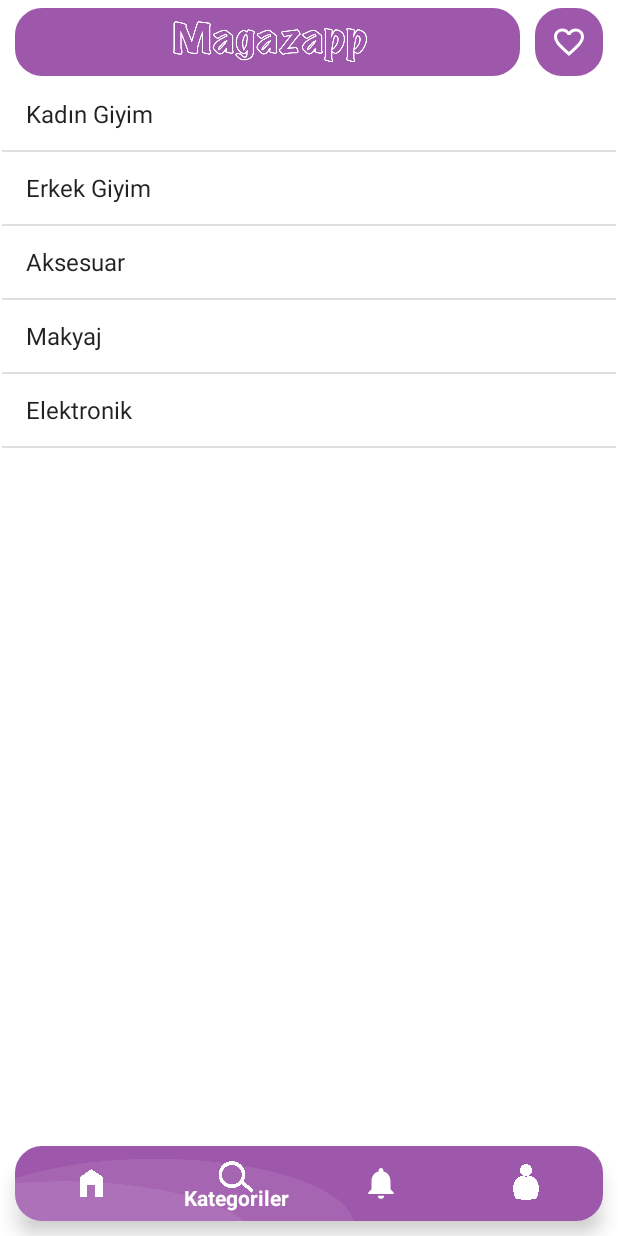
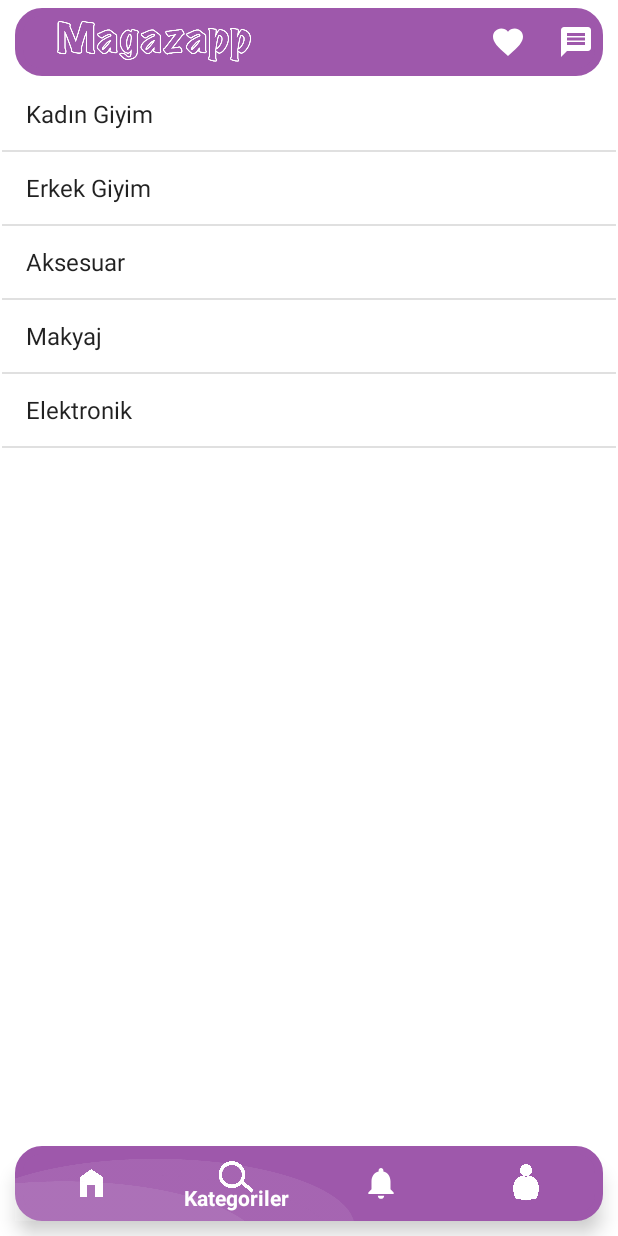
Before and after one commit to turkerontasci/Magazapp, an Android app: the screen it shows after launch (MainActivity), item 2 of the bottom bar chosen, on a phone screen of 412 x 824 dp. Run offline under Robolectric (Android 15) with nearby library versions, the phone set to English and light mode, and no system bars.

Commit message:
UI Transfer 2

```diff
--- a/app/build.gradle
+++ b/app/build.gradle
@@ -4,7 +4,7 @@ android {
     compileSdkVersion 28
     defaultConfig {
         applicationId "com.example.magazapp"
-        minSdkVersion 15
+        minSdkVersion 25
         targetSdkVersion 28
         versionCode 1
         versionName "1.0"
--- a/app/src/main/AndroidManifest.xml
+++ b/app/src/main/AndroidManifest.xml
@@ -9,7 +9,9 @@
         android:roundIcon="@drawable/mgzppyeni"
         android:supportsRtl="true"
         android:theme="@style/Theme.AppCompat.Light.NoActionBar">
-        <activity android:name=".SecondActivity"></activity>
+        <activity android:name=".FavoritesActivity"></activity>
+        <activity android:name=".MessageActivity" />
+        <activity android:name=".SecondActivity" />
         <activity
             android:name=".MainActivity"
             android:label="Magazapp">
--- a/app/src/main/java/com/example/deneme/MainActivity.java
+++ b/app/src/main/java/com/example/deneme/MainActivity.java
@@ -1,5 +1,6 @@
 package com.example.deneme;
 
+import android.content.Intent;
 import android.os.Bundle;
 import android.support.design.internal.BottomNavigationItemView;
 import android.support.v4.app.Fragment;
@@ -27,7 +28,7 @@ public class MainActivity extends AppCompatActivity {
     final FragmentManager fm = getSupportFragmentManager();
     Fragment active = fragment1;
 
-    ImageView favButton;
+    ImageView favButton, appNameButton, messageButton;
 
     @Override
     protected void onCreate(Bundle savedInstanceState) {
@@ -37,15 +38,35 @@ public class MainActivity extends AppCompatActivity {
         BottomNavigationView navigation = (BottomNavigationView) findViewById(R.id.navigation);
         navigation.setOnNavigationItemSelectedListener(mOnNavigationItemSelectedListener);
 
+        appNameButton = findViewById(R.id.appName);
         favButton = findViewById(R.id.favorite);
+        messageButton = findViewById(R.id.messages);
+
+        messageButton.setOnClickListener(new View.OnClickListener() {
+            @Override
+            public void onClick(View view) {
+                Intent intent = new Intent(getApplicationContext(), MessageActivity.class);
+                startActivity(intent);
+            }
+        });
 
         favButton.setOnClickListener(new View.OnClickListener() {
             @Override
             public void onClick(View view) {
-                fm.beginTransaction().hide(active).show(fragment3).commit();
-                active = fragment3;
+                Intent intent = new Intent(getApplicationContext(), FavoritesActivity.class);
+                startActivity(intent);
             }
         });
+
+        appNameButton.setOnClickListener(new View.OnClickListener() {
+            @Override
+            public void onClick(View view) {
+                fm.beginTransaction().hide(active).show(fragment1).commit();
+                active = fragment1;
+            }
+        });
+
+
 
         fm.beginTransaction().add(R.id.main_container, fragment5, "5").hide(fragment5).commit();
         fm.beginTransaction().add(R.id.main_container, fragment4, "4").hide(fragment4).commit();
--- /dev/null
+++ b/app/src/main/res/drawable/favorite_full_icon.xml
@@ -0,0 +1,5 @@
+<vector android:height="24dp" android:tint="#FFFFFF"
+    android:viewportHeight="24" android:viewportWidth="24"
+    android:width="24dp" xmlns:android="http://schemas.android.com/apk/res/android">
+    <path android:fillColor="@android:color/white" android:pathData="M12,21.35l-1.45,-1.32C5.4,15.36 2,12.28 2,8.5 2,5.42 4.42,3 7.5,3c1.74,0 3.41,0.81 4.5,2.09C13.09,3.81 14.76,3 16.5,3 19.58,3 22,5.42 22,8.5c0,3.78 -3.4,6.86 -8.55,11.54L12,21.35z"/>
+</vector>
--- /dev/null
+++ b/app/src/main/res/drawable/message_icon.xml
@@ -0,0 +1,5 @@
+<vector android:height="24dp" android:tint="#FFFFFF"
+    android:viewportHeight="24" android:viewportWidth="24"
+    android:width="24dp" xmlns:android="http://schemas.android.com/apk/res/android">
+    <path android:fillColor="@android:color/white" android:pathData="M20,2L4,2c-1.1,0 -1.99,0.9 -1.99,2L2,22l4,-4h14c1.1,0 2,-0.9 2,-2L22,4c0,-1.1 -0.9,-2 -2,-2zM18,14L6,14v-2h12v2zM18,11L6,11L6,9h12v2zM18,8L6,8L6,6h12v2z"/>
+</vector>
--- a/app/src/main/res/layout/activity_main.xml
+++ b/app/src/main/res/layout/activity_main.xml
@@ -13,22 +13,45 @@
         android:layout_width="match_parent"
         android:layout_height="45dp"
         android:layout_marginTop="5dp"
-        android:layout_marginRight="65dp"
+        android:layout_marginRight="10dp"
         android:layout_marginLeft="10dp"
         android:background="@drawable/button_background"
-        android:theme="@style/AppTheme.AppBarOverlay"
         android:outlineAmbientShadowColor="#FFFFFF"
         android:outlineSpotShadowColor="#FFFFFF"
         app:layout_constraintEnd_toEndOf="parent"
         app:layout_constraintStart_toStartOf="parent"
         app:layout_constraintTop_toTopOf="parent">
 
-        <ImageView
-            android:layout_width="150dp"
-            android:layout_height="45dp"
-            android:layout_gravity="center"
-            android:background="#9E58AB"
-            android:src="@drawable/ust_third" />
+        <android.support.v7.widget.Toolbar
+            android:id="@+id/toolBar"
+            android:layout_width="match_parent"
+            android:layout_height="45dp">
+
+            <ImageView
+                android:id="@+id/appName"
+                android:layout_width="150dp"
+                android:layout_height="45dp"
+                android:layout_marginRight="140dp"
+                android:scaleType="centerInside"
+                android:layout_gravity="center_vertical"
+                android:src="@drawable/ust_third" />
+
+            <ImageView
+                android:id="@+id/favorite"
+                android:layout_width="45dp"
+                android:layout_height="45dp"
+                android:scaleType="centerInside"
+                android:src="@drawable/favorite_full_icon" />
+
+            <ImageView
+                android:id="@+id/messages"
+                android:layout_width="45dp"
+                android:layout_height="45dp"
+                android:scaleType="centerInside"
+                android:src="@drawable/message_icon" />
+
+
+        </android.support.v7.widget.Toolbar>
 
 
     </android.support.design.widget.AppBarLayout>
@@ -62,19 +85,7 @@
         app:layout_constraintStart_toStartOf="parent"
         app:menu="@menu/navigation" />
 
-    <ImageView
-        android:id="@+id/favorite"
-        android:layout_width="45dp"
-        android:layout_height="45dp"
-        android:layout_marginTop="5dp"
-        android:layout_marginEnd="10dp"
-        android:layout_marginRight="10dp"
-        android:background="@drawable/button_background"
-        android:scaleType="centerInside"
-        android:src="@drawable/favorite_icon"
-        app:layout_constraintBottom_toTopOf="@+id/include11"
-        app:layout_constraintEnd_toEndOf="parent"
-        app:layout_constraintTop_toTopOf="parent" />
+
 
 
 </android.support.constraint.ConstraintLayout>
```
Also changed, not shown: app/src/main/java/com/example/deneme/DenemeFragment.java (deleted, +0 -23 lines), app/src/main/java/com/example/deneme/FavoritesActivity.java (added, +13 -0 lines), app/src/main/java/com/example/deneme/MessageActivity.java (added, +13 -0 lines), app/src/main/res/layout/activity_favorites.xml (added, +18 -0 lines), app/src/main/res/layout/activity_message.xml (added, +18 -0 lines), app/src/main/res/layout/fragment_deneme.xml (deleted, +0 -14 lines).
